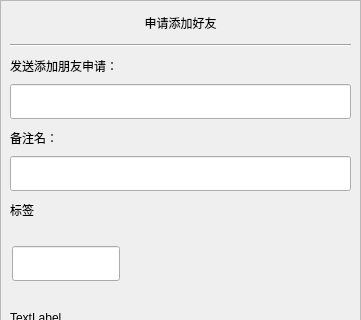
This is client/YYYchat/applyfriend.ui in YYYingk/YYYchat as Qt 5 draws it before an edit; both pictures show x 0 to 361 and y 0 to 320 of the 361 by 621 pixel window. The edited form follows.
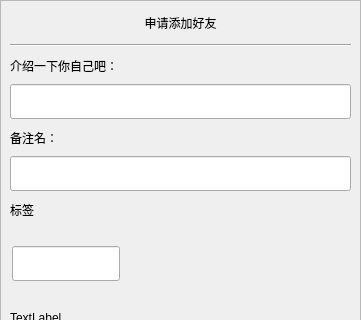
This is the edited form. Custom widgets are drawn as their Qt base class.

Commit message: 实现好友通知和加载申请逻辑，初步实现好友认证和加载好友

Diff of the .ui file:
```diff
--- a/client/YYYchat/applyfriend.ui
+++ b/client/YYYchat/applyfriend.ui
@@ -118,7 +118,7 @@
              </size>
             </property>
             <property name="text">
-             <string>发送添加朋友申请：</string>
+             <string>介绍一下你自己吧：</string>
             </property>
            </widget>
           </item>
```
The commit also changes 37 other files.
